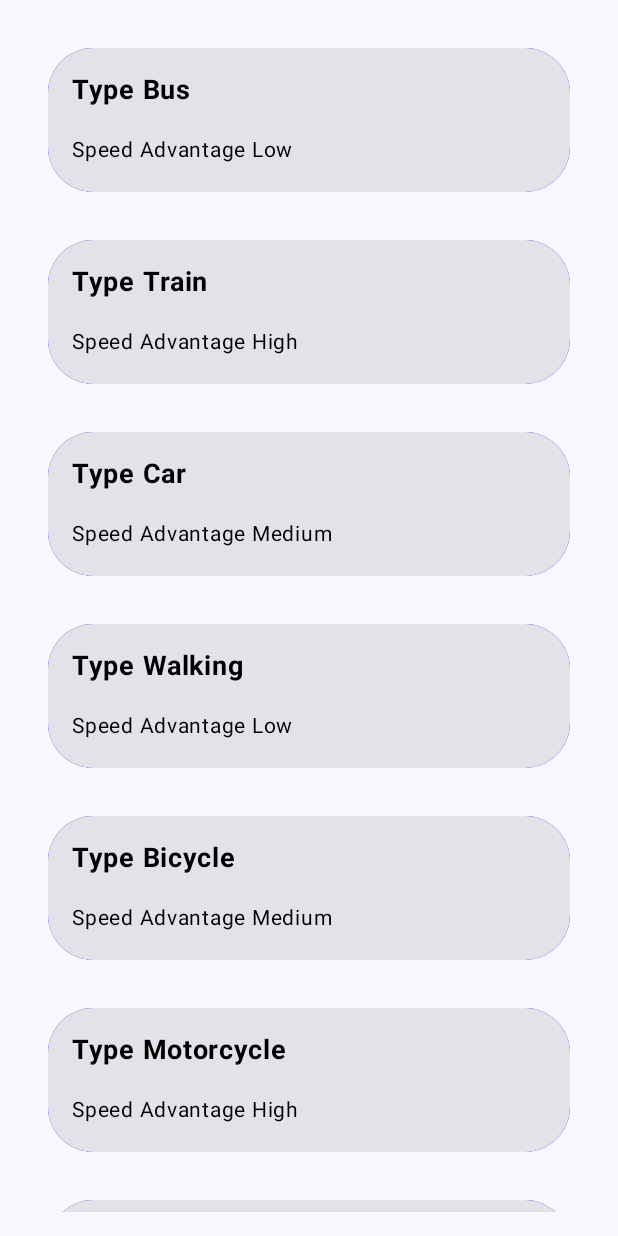
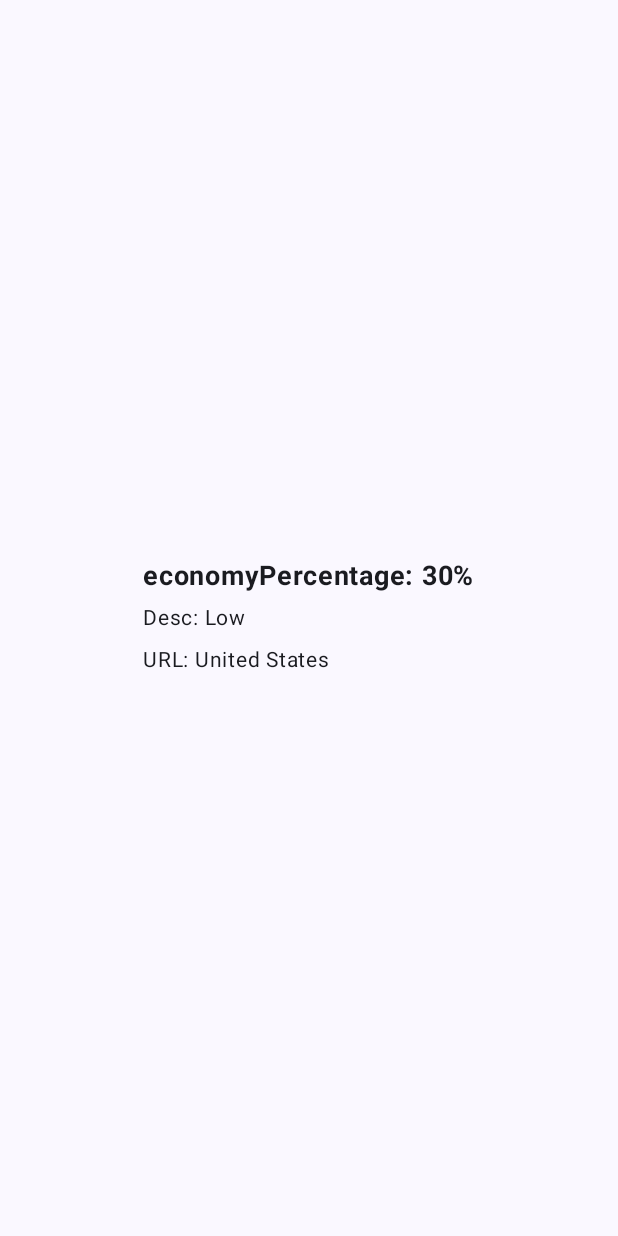
Before and after one commit to furkannkaymaz/Compose-multi-module, an Android app built with Jetpack Compose: the screen it shows after launch (MainActivity), after a tap on an icon or button, on a phone screen of 412 x 824 dp. Run offline under Robolectric (Android 15) with nearby library versions, the phone set to English and light mode, and no system bars; our stand-ins replace Dagger/Hilt's generated code; libraries missing offline, so code that uses them is left out: androidx.viewbinding, com.chuckerteam.chucker.

Commit message:
code review

```diff
--- a/data/src/main/java/com/furkan/data_sources/TransportationLocalDataSources.kt
+++ b/data/src/main/java/com/furkan/data_sources/TransportationLocalDataSources.kt
@@ -4,6 +4,7 @@ import android.content.Context
 import com.furkan.core.di.DispatcherModule
 import com.furkan.model.transportation.TransportationModel
 import com.furkan.model.transportation_detail.TransportationDetail
+import com.furkan.utils.Const
 import com.furkan.utils.readDataFromAssets
 import com.google.gson.Gson
 import com.google.gson.reflect.TypeToken
@@ -20,7 +21,7 @@ class TransportationLocalDataSources @Inject constructor(
     suspend fun getTransportationList(): TransportationModel {
         return withContext(ioDispatcher) {
             gson.fromJson(
-                readDataFromAssets(context, "transportation.json"),
+                readDataFromAssets(context, Const.JsonFile.transportationJson),
                 object : TypeToken<TransportationModel>() {}.type
             )
         }
@@ -29,8 +30,8 @@ class TransportationLocalDataSources @Inject constructor(
     suspend fun getTransportationDetailList(): TransportationDetail {
         return withContext(ioDispatcher) {
             gson.fromJson(
-                readDataFromAssets(context, "transportation.json"),
-                object : TypeToken<TransportationModel>() {}.type
+                readDataFromAssets(context, Const.JsonFile.transportationDetailJson),
+                object : TypeToken<TransportationDetail>() {}.type
             )
         }
     }
--- a/data/src/main/java/com/furkan/repository/TransportationRepositoryImpl.kt
+++ b/data/src/main/java/com/furkan/repository/TransportationRepositoryImpl.kt
@@ -2,8 +2,10 @@ package com.furkan.repository
 
 import com.furkan.data_sources.TransportationLocalDataSources
 import com.furkan.data_sources.TransportationRemoteDataSources
+import com.furkan.mapper.TransportationDetailMapper
 import com.furkan.model.transportation.TransportationModel
 import com.furkan.model.transportation_detail.TransportationDetail
+import com.furkan.uiModel.transportation_detail.TransportationUiDetail
 import com.furkan.utils.model.Resource
 import kotlinx.coroutines.flow.Flow
 import kotlinx.coroutines.flow.catch
@@ -16,17 +18,18 @@ select and adjust data according to requests and conditions
 
 class TransportationRepositoryImpl @Inject constructor(
     private val remoteDataSources: TransportationRemoteDataSources,
-    private val localDataSources: TransportationLocalDataSources
+    private val localDataSources: TransportationLocalDataSources,
+    private val mapper: TransportationDetailMapper
 ) : TransportationRepository {
 
-    override suspend fun getTransportationList() = flow<Resource<TransportationModel>> {
+    override fun getTransportationList() = flow<Resource<TransportationModel>> {
         emit(Resource.Success(localDataSources.getTransportationList()))
     }.catch {
         emit(Resource.Error("Error message"))
     }
 
-    override suspend fun getTransportationDetailList() = flow<Resource<TransportationDetail>> {
-        emit(Resource.Success(localDataSources.getTransportationDetailList()))
+    override fun getTransportationDetailList() = flow<Resource<TransportationUiDetail>> {
+        emit(Resource.Success(mapper.map(localDataSources.getTransportationDetailList())))
     }.catch {
         emit(Resource.Error("Error message"))
     }
--- a/domain/src/main/java/com/furkan/repository/TransportationRepository.kt
+++ b/domain/src/main/java/com/furkan/repository/TransportationRepository.kt
@@ -2,10 +2,11 @@ package com.furkan.repository
 
 import com.furkan.model.transportation.TransportationModel
 import com.furkan.model.transportation_detail.TransportationDetail
+import com.furkan.uiModel.transportation_detail.TransportationUiDetail
 import com.furkan.utils.model.Resource
 import kotlinx.coroutines.flow.Flow
 
 interface TransportationRepository {
-    suspend fun getTransportationList() : Flow<Resource<TransportationModel>>
-    suspend fun getTransportationDetailList() : Flow<Resource<TransportationDetail>>
+    fun getTransportationList() : Flow<Resource<TransportationModel>>
+    fun getTransportationDetailList() : Flow<Resource<TransportationUiDetail>>
 }
--- a/domain/src/main/java/com/furkan/usecase/GetTransportationDetailUseCase.kt
+++ b/domain/src/main/java/com/furkan/usecase/GetTransportationDetailUseCase.kt
@@ -1,8 +1,7 @@
 package com.furkan.usecase
 
-import com.furkan.mapper.TransportationDetailMapper
 import com.furkan.repository.TransportationRepository
-import com.furkan.uiModel.transportation_detail.TransportationUiDetail
+import com.furkan.uiModel.transportation_detail.TransportationUiDetailItem
 import com.furkan.utils.model.Resource
 import kotlinx.coroutines.flow.Flow
 import kotlinx.coroutines.flow.flow
@@ -10,13 +9,18 @@ import javax.inject.Inject
 
 class GetTransportationDetailUseCase @Inject constructor(
     private val repository: TransportationRepository,
-    private val mapper: TransportationDetailMapper
 ) {
-    operator fun invoke(): Flow<GetTransportationDetailUseCaseState> = flow {
+    operator fun invoke(id : Int): Flow<GetTransportationDetailUseCaseState> = flow {
         repository.getTransportationDetailList().collect {
             when (it) {
                 is Resource.Success -> {
-                    emit(GetTransportationDetailUseCaseState.Data(mapper.map(it.data)))
+                    val filteredItem =
+                        it.data.transportationDetail.find { listItem -> listItem.id == id }
+                    if (filteredItem != null) {
+                        emit(GetTransportationDetailUseCaseState.Data(filteredItem))
+                    } else {
+                        emit(GetTransportationDetailUseCaseState.Error("Item not found"))
+                    }
                 }
 
                 is Resource.Error -> {
@@ -27,7 +31,7 @@ class GetTransportationDetailUseCase @Inject constructor(
     }
 
     sealed class GetTransportationDetailUseCaseState {
-        data class Data(val transportation: TransportationUiDetail) : GetTransportationDetailUseCaseState()
+        data class Data(val transportation: TransportationUiDetailItem) : GetTransportationDetailUseCaseState()
         data class Error(val message: String) : GetTransportationDetailUseCaseState()
     }
 }
--- a/presentation/src/main/java/com/furkan/presentation/detail/DetailNavigation.kt
+++ b/presentation/src/main/java/com/furkan/presentation/detail/DetailNavigation.kt
@@ -1,15 +1,20 @@
 package com.furkan.presentation.detail
 
+import androidx.hilt.navigation.compose.hiltViewModel
 import androidx.navigation.NavGraphBuilder
 import androidx.navigation.compose.composable
 import com.furkan.utils.Const
 
 fun NavGraphBuilder.detailScreen(
-    onItemClick: () -> Unit
 ) {
-    composable(Const.Route.detailRoute) {
-        DetailRoute(
-            onItemClick = onItemClick
-        )
-    }
+    composable(
+        Const.Route.detailRoute.plus("?id={transportationId}"),
+        content = {
+            val transportationId = it.arguments?.getString("transportationId")
+            DetailRoute(
+                viewModel = hiltViewModel(),
+                transportationId = transportationId?.toInt() ?: 0
+            )
+        }
+    )
 }
--- a/presentation/src/main/java/com/furkan/presentation/detail/DetailScreen.kt
+++ b/presentation/src/main/java/com/furkan/presentation/detail/DetailScreen.kt
@@ -1,31 +1,101 @@
 package com.furkan.presentation.detail
 
+import androidx.compose.foundation.clickable
+import androidx.compose.foundation.layout.Arrangement
+import androidx.compose.foundation.layout.Column
+import androidx.compose.foundation.layout.Spacer
+import androidx.compose.foundation.layout.fillMaxSize
+import androidx.compose.foundation.layout.height
+import androidx.compose.foundation.layout.padding
+import androidx.compose.material3.Text
 import androidx.compose.runtime.Composable
+import androidx.compose.runtime.LaunchedEffect
 import androidx.compose.runtime.getValue
+import androidx.compose.runtime.mutableStateOf
+import androidx.compose.runtime.remember
+import androidx.compose.runtime.rememberCoroutineScope
+import androidx.compose.ui.Alignment
 import androidx.compose.ui.Modifier
+import androidx.compose.ui.text.font.FontWeight
+import androidx.compose.ui.unit.dp
+import androidx.compose.ui.unit.sp
 import androidx.hilt.navigation.compose.hiltViewModel
 import androidx.lifecycle.compose.collectAsStateWithLifecycle
 
 @Composable
 fun DetailRoute(
-    onItemClick: () -> Unit,
     modifier: Modifier = Modifier,
+    transportationId: Int,
     viewModel: DetailViewModel = hiltViewModel()
 ) {
-    val transportationDetailState by viewModel.state.collectAsStateWithLifecycle()
 
     DetailScreen(
-        state = transportationDetailState,
-        onItemClick = onItemClick,
+        viewModel = viewModel,
+        transportationId = transportationId,
         modifier = modifier,
     )
 }
 
 @Composable
 fun DetailScreen(
-    state: TransportationDetailState,
-    modifier: Modifier = Modifier,
-    onItemClick: () -> Unit,
+    modifier: Modifier,
+    viewModel: DetailViewModel,
+    transportationId: Int
 ) {
+    viewModel.getTransportations(transportationId)
+    val newsDetailState by viewModel.state.collectAsStateWithLifecycle()
 
+    Column(
+        modifier = modifier
+            .fillMaxSize()
+            .padding(16.dp),
+        horizontalAlignment = Alignment.CenterHorizontally,
+        verticalArrangement = Arrangement.Center
+    ) {
+
+        when (val value = newsDetailState) {
+            is TransportationDetailState.Error -> {
+                // handle error
+            }
+
+            is TransportationDetailState.Loading -> {
+                // handle progress
+            }
+
+            is TransportationDetailState.TransportationDataSuccess -> {
+                DetailItem(
+                    economyPercentage = value.transportation.economyPercentage,
+                    environmentalImpact = value.transportation.environmentalImpact,
+                    mostPreferedCountry = value.transportation.mostPreferedCountry
+                )
+            }
+        }
+    }
 }
+
+@Composable
+fun DetailItem(
+    economyPercentage: String,
+    environmentalImpact: String,
+    mostPreferedCountry: String,
+) {
+    Column(
+        modifier = Modifier.padding(16.dp)
+    ) {
+        Text(
+            text = "economyPercentage: $economyPercentage",
+            fontWeight = FontWeight.Bold,
+            fontSize = 18.sp
+        )
+        Spacer(modifier = Modifier.height(4.dp))
+        Text(
+            text = "Desc: $environmentalImpact",
+            fontSize = 14.sp
+        )
+        Spacer(modifier = Modifier.height(4.dp))
+        Text(
+            text = "URL: $mostPreferedCountry",
+            fontSize = 14.sp,
+        )
+    }
+}
--- a/presentation/src/main/java/com/furkan/presentation/detail/DetailViewModel.kt
+++ b/presentation/src/main/java/com/furkan/presentation/detail/DetailViewModel.kt
@@ -4,6 +4,7 @@ import androidx.lifecycle.viewModelScope
 import com.furkan.presentation.base.BaseViewModel
 import com.furkan.presentation.base.UIState
 import com.furkan.uiModel.transportation_detail.TransportationUiDetail
+import com.furkan.uiModel.transportation_detail.TransportationUiDetailItem
 import com.furkan.usecase.GetTransportationDetailUseCase
 import dagger.hilt.android.lifecycle.HiltViewModel
 import kotlinx.coroutines.launch
@@ -16,19 +17,14 @@ class DetailViewModel @Inject constructor(
 
     override fun setInitialState() = TransportationDetailState.Loading(true)
 
-    init {
-        getTransportations()
-    }
-
-    private fun getTransportations() {
+     fun getTransportations(id: Int) {
         viewModelScope.launch {
-            getTransportationDetailUseCase.invoke().collect {
+            getTransportationDetailUseCase.invoke(id).collect {
                 setState(TransportationDetailState.Loading(false))
                 when (it) {
                     is GetTransportationDetailUseCase.GetTransportationDetailUseCaseState.Data -> {
                         setState(TransportationDetailState.TransportationDataSuccess(it.transportation))
                     }
-
                     is GetTransportationDetailUseCase.GetTransportationDetailUseCaseState.Error -> {
                         setState(TransportationDetailState.Error("Error Message"))
                     }
@@ -40,7 +36,7 @@ class DetailViewModel @Inject constructor(
 
 sealed class TransportationDetailState : UIState {
     data class Loading(val isLoading: Boolean) : TransportationDetailState()
-    data class TransportationDataSuccess(val transportation: TransportationUiDetail) :
+    data class TransportationDataSuccess(val transportation: TransportationUiDetailItem) :
         TransportationDetailState()
 
     data class Error(val message: String) : TransportationDetailState()
--- a/presentation/src/main/java/com/furkan/presentation/home/HomeNavigation.kt
+++ b/presentation/src/main/java/com/furkan/presentation/home/HomeNavigation.kt
@@ -5,7 +5,7 @@ import androidx.navigation.compose.composable
 import com.furkan.utils.Const
 
 fun NavGraphBuilder.homeScreen(
-    onItemClick: (String) -> Unit
+    onItemClick: (Int) -> Unit
 ) {
     composable(Const.Route.homeRoute) {
         HomeRoute(
--- a/presentation/src/main/java/com/furkan/presentation/home/HomeScreen.kt
+++ b/presentation/src/main/java/com/furkan/presentation/home/HomeScreen.kt
@@ -28,7 +28,7 @@ import com.furkan.uiModel.transportation.TransportationUi
 
 @Composable
 fun HomeRoute(
-    onItemClick: (String) -> Unit,
+    onItemClick: (Int) -> Unit,
     modifier: Modifier = Modifier,
     viewModel: HomeViewModel = hiltViewModel()
 ) {
@@ -38,7 +38,6 @@ fun HomeRoute(
         state = transportationState,
         onItemClick = onItemClick,
         modifier = modifier,
-        viewModel = viewModel
     )
 }
 
@@ -46,8 +45,7 @@ fun HomeRoute(
 fun HomeScreen(
     state: TransportationState,
     modifier: Modifier = Modifier,
-    onItemClick: (String) -> Unit,
-    viewModel: HomeViewModel,
+    onItemClick: (Int) -> Unit,
 ) {
     Column(
         modifier = modifier
@@ -67,9 +65,7 @@ fun HomeScreen(
 
             is TransportationState.TransportationDataSuccess -> {
                 state.transportation.transportation?.let {
-                    TransportationList(it) {
-
-                    }
+                    TransportationList(transportationList = it, transportationClick = onItemClick)
                 }
             }
         }
--- a/presentation/src/main/java/com/furkan/presentation/navigation/NavGraph.kt
+++ b/presentation/src/main/java/com/furkan/presentation/navigation/NavGraph.kt
@@ -17,11 +17,9 @@ fun NavGraph() {
     ) {
         homeScreen(
             onItemClick = {
-                //
+                navController.navigateDetail(it)
             }
         )
-        detailScreen({
-
-        })
+        detailScreen()
     }
 }
--- /dev/null
+++ b/presentation/src/main/java/com/furkan/presentation/navigation/Navigation.kt
@@ -0,0 +1,15 @@
+package com.furkan.presentation.navigation
+
+import androidx.navigation.NavController
+import androidx.navigation.NavOptions
+import com.furkan.utils.Const
+
+fun NavController.navigateDetail(
+    transportationId: Int,
+    navOptions: NavOptions? = null
+) {
+    this.navigate(
+        Const.Route.detailRoute.plus("?id=${transportationId}"),
+        navOptions
+    )
+}
--- a/utils/src/main/java/com/furkan/utils/Const.kt
+++ b/utils/src/main/java/com/furkan/utils/Const.kt
@@ -1,11 +1,14 @@
 package com.furkan.utils
 
-object Const{
+object Const {
 
     object Route {
-        const val  homeRoute = "home_route"
-        const val  detailRoute = "detail_route"
-
+        const val homeRoute = "home_route"
+        const val detailRoute = "detail_route"
     }
 
+    object JsonFile {
+        const val transportationJson = "transportation.json"
+        const val transportationDetailJson = "transportation-detail.json"
+    }
 }
```
